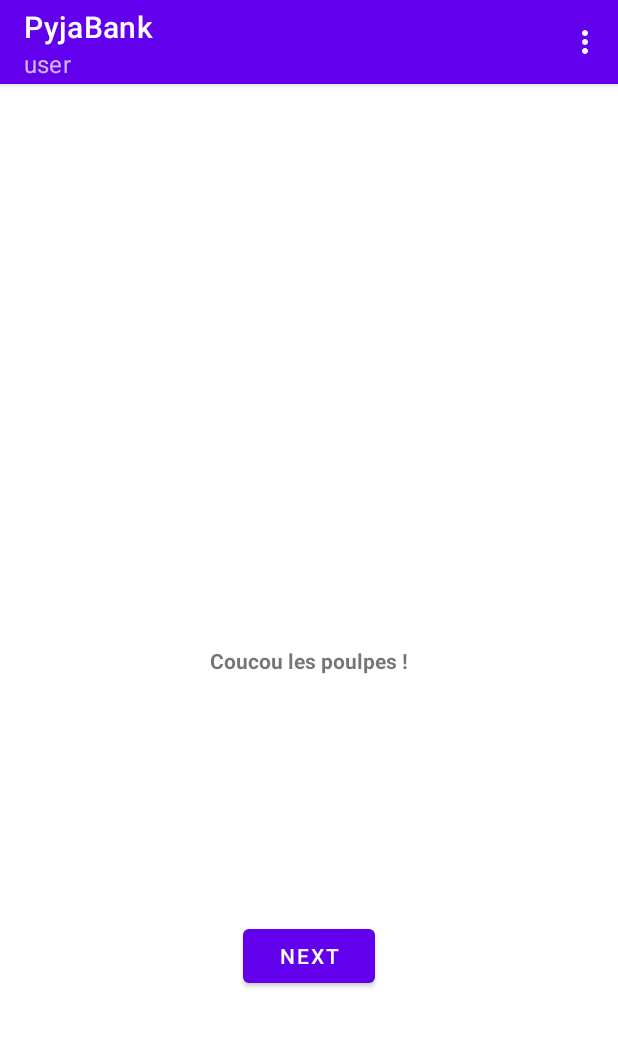
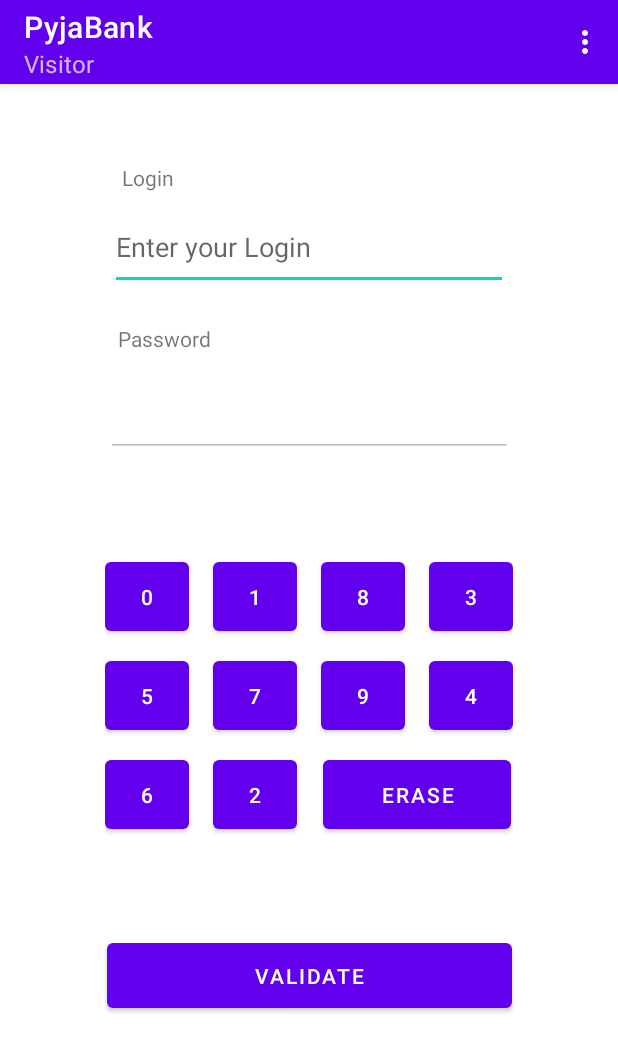
Before and after one commit to Thiebosh/M1_dev_sec, an Android app: the screen it shows after launch (AppActivity), on a phone screen of 412 x 824 dp. Shown: the top 1052 px of the screen. Run offline under Robolectric (Android 15) with nearby library versions, the phone set to English and light mode, and no system bars; our stand-ins replace Room's generated code; libraries missing offline, so code that uses them is left out: net.sqlcipher.database; 3 statements that could not run were skipped.

Commit message:
rename file and interact view

```diff
--- a/src/app/src/main/java/fr/yncrea/pyjabank/AppActivity.java
+++ b/src/app/src/main/java/fr/yncrea/pyjabank/AppActivity.java
@@ -21,7 +21,7 @@ import net.sqlcipher.database.SupportFactory;
 import java.util.Stack;
 import java.util.concurrent.Executors;
 
-import fr.yncrea.pyjabank.fragments.HomeFragment;
+import fr.yncrea.pyjabank.fragments.ConnectFragment;
 import fr.yncrea.pyjabank.interfaces.Utils;
 import fr.yncrea.pyjabank.interfaces.FragmentSwitcher;
 import fr.yncrea.pyjabank.database.BankDatabase;
@@ -101,7 +101,7 @@ public class AppActivity extends AppCompatActivity implements FragmentSwitcher,
 
         switch (item.getItemId()) {
             case disconnect:
-                loadFragment(new HomeFragment(), true);
+                loadFragment(new ConnectFragment(), true);
                 return true; //event totally handled
             case cleanDB:
                 Executors.newSingleThreadExecutor().execute(() -> {
@@ -143,7 +143,7 @@ public class AppActivity extends AppCompatActivity implements FragmentSwitcher,
                 .openHelperFactory(factory) //commenter pour passer sur db classique
                 .build();
 
-        loadFragment(new HomeFragment(), true);
+        loadFragment(new ConnectFragment(), true);
     }
 
     @Override
@@ -151,7 +151,7 @@ public class AppActivity extends AppCompatActivity implements FragmentSwitcher,
         super.onPause();
 
         //disconnectUser();
-        loadFragment(new HomeFragment(), true);
+        loadFragment(new ConnectFragment(), true);
     }
 
     @Override
--- a/src/app/src/main/java/fr/yncrea/pyjabank/fragments/HomeFragment.java
+++ b/src/app/src/main/java/fr/yncrea/pyjabank/fragments/ConnectFragment.java
@@ -6,12 +6,16 @@ import android.view.Menu;
 import android.view.View;
 import android.view.ViewGroup;
 import android.widget.Button;
+import android.widget.TextView;
 import android.widget.Toast;
 
 import androidx.annotation.NonNull;
 import androidx.appcompat.app.AppCompatActivity;
 import androidx.fragment.app.Fragment;
 
+import java.util.Arrays;
+import java.util.Collections;
+import java.util.List;
 import java.util.Objects;
 import java.util.concurrent.Executors;
 
@@ -21,7 +25,7 @@ import fr.yncrea.pyjabank.interfaces.FragmentSwitcher;
 import fr.yncrea.pyjabank.services.api.RestApi;
 import fr.yncrea.pyjabank.database.BankDatabase;
 
-public class HomeFragment extends Fragment {
+public class ConnectFragment extends Fragment {
 
     @Override
     public void onPrepareOptionsMenu(Menu menu) {
@@ -31,7 +35,7 @@ public class HomeFragment extends Fragment {
     @Override
     public View onCreateView(@NonNull LayoutInflater inflater, ViewGroup container, Bundle savedInstanceState) {
         //attribution des layouts et éléments clés
-        View view = inflater.inflate(R.layout.fragment_home, container, false);
+        View view = inflater.inflate(R.layout.fragment_connect, container, false);
         setHasOptionsMenu(true);//call onPrepareOptionsMenu
 
         //database
@@ -39,18 +43,51 @@ public class HomeFragment extends Fragment {
         BankDatabase database = ((Utils) getActivity()).getDatabase();
 
         //listage des components à manipuler (appels multiples)
-        Button next = view.findViewById(R.id.frag_home_button_login);
+        //TextView username = view.findViewById(R.id.frag_conn_text_username);
+        TextView password = view.findViewById(R.id.frag_conn_text_password);
+
+        Button digit0 = view.findViewById(R.id.frag_conn_button_digit0);
+        Button digit1 = view.findViewById(R.id.frag_conn_button_digit1);
+        Button digit2 = view.findViewById(R.id.frag_conn_button_digit2);
+        Button digit3 = view.findViewById(R.id.frag_conn_button_digit3);
+        Button digit4 = view.findViewById(R.id.frag_conn_button_digit4);
+        Button digit5 = view.findViewById(R.id.frag_conn_button_digit5);
+        Button digit6 = view.findViewById(R.id.frag_conn_button_digit6);
+        Button digit7 = view.findViewById(R.id.frag_conn_button_digit7);
+        Button digit8 = view.findViewById(R.id.frag_conn_button_digit8);
+        Button digit9 = view.findViewById(R.id.frag_conn_button_digit9);
+        Button erase = view.findViewById(R.id.frag_conn_button_erase);
+
+        Button confirm = view.findViewById(R.id.frag_conn_button_confirm);
+
+        //initialisation
+        List<Button> digits = Arrays.asList(digit0,digit1,digit2,digit3,digit4,digit5,digit6,digit7,digit8,digit9);
+        Collections.shuffle(digits);
+        for (int i = 0; i < digits.size(); ++i) digits.get(i).setText(String.valueOf(i));
 
         //réaction aux interactions
-        next.setOnClickListener(v -> {
-            next.setEnabled(false);
+        setOnClick(digit0, password);
+        setOnClick(digit1, password);
+        setOnClick(digit2, password);
+        setOnClick(digit3, password);
+        setOnClick(digit4, password);
+        setOnClick(digit5, password);
+        setOnClick(digit6, password);
+        setOnClick(digit7, password);
+        setOnClick(digit8, password);
+        setOnClick(digit9, password);
+
+        erase.setOnClickListener(v -> password.setText(password.getText().subSequence(0, password.getText().length()-1)));
+
+        confirm.setOnClickListener(v -> {
+            confirm.setEnabled(false);
             Executors.newSingleThreadExecutor().execute(() -> {
                 if (!database.userDao().isUser()) {
                     if (!((Utils) getActivity()).haveInternet()) {
                         String str = "Error : internet not active";
                         getActivity().runOnUiThread(() -> {
                             Toast.makeText(getContext(), str, Toast.LENGTH_SHORT).show();
-                            next.setEnabled(true);
+                            confirm.setEnabled(true);
                         });
                         return;
                     }
@@ -63,12 +100,12 @@ public class HomeFragment extends Fragment {
                             () -> {
                                 String str = "Non existing user";
                                 Toast.makeText(getContext(), str, Toast.LENGTH_SHORT).show();
-                                next.setEnabled(true);
+                                confirm.setEnabled(true);
                             },
                             () -> {
                                 String str = "Execution failure : please, retry";
                                 Toast.makeText(getContext(), str, Toast.LENGTH_SHORT).show();
-                                next.setEnabled(true);
+                                confirm.setEnabled(true);
                             }
                     ).retrieveStoreUser(database);// retrieveStoreUser(database, username, password)
                 }
@@ -84,7 +121,11 @@ public class HomeFragment extends Fragment {
         super.onResume();
 
         assert getActivity() != null;
-        String str = "user";
+        String str = "Visitor";
         Objects.requireNonNull(((AppCompatActivity) getActivity()).getSupportActionBar()).setSubtitle(str);
     }
+
+    private void setOnClick(final Button digit, final TextView container){
+        digit.setOnClickListener(v -> container.append(digit.getText()));
+    }
 }
--- /dev/null
+++ b/src/app/src/main/res/layout/fragment_connect.xml
@@ -0,0 +1,182 @@
+<?xml version="1.0" encoding="utf-8"?>
+<androidx.constraintlayout.widget.ConstraintLayout
+    xmlns:android="http://schemas.android.com/apk/res/android"
+    xmlns:app="http://schemas.android.com/apk/res-auto"
+    xmlns:tools="http://schemas.android.com/tools"
+    android:layout_width="match_parent"
+    android:layout_height="match_parent">
+
+    <TextView
+        android:id="@+id/textView3"
+        android:layout_width="wrap_content"
+        android:layout_height="wrap_content"
+        android:layout_marginStart="8dp"
+        android:layout_marginBottom="8dp"
+        android:text="Login"
+        app:layout_constraintBottom_toTopOf="@+id/frag_conn_text_username"
+        app:layout_constraintStart_toStartOf="@+id/frag_conn_text_username" />
+
+    <EditText
+        android:id="@+id/frag_conn_text_username"
+        android:layout_width="265dp"
+        android:layout_height="57dp"
+        android:layout_marginTop="80dp"
+        android:ems="10"
+        android:hint="Enter your Login"
+        android:inputType="textPersonName"
+        app:layout_constraintEnd_toEndOf="parent"
+        app:layout_constraintStart_toStartOf="parent"
+        app:layout_constraintTop_toTopOf="parent" />
+
+    <TextView
+        android:id="@+id/textView4"
+        android:layout_width="wrap_content"
+        android:layout_height="wrap_content"
+        android:layout_marginStart="8dp"
+        android:layout_marginBottom="8dp"
+        android:text="Password"
+        app:layout_constraintBottom_toTopOf="@+id/frag_conn_text_password"
+        app:layout_constraintStart_toStartOf="@+id/frag_conn_text_password" />
+
+    <EditText
+        android:id="@+id/frag_conn_text_password"
+        android:layout_width="271dp"
+        android:layout_height="61dp"
+        android:layout_marginTop="50dp"
+        android:ems="10"
+        android:enabled="false"
+        android:inputType="numberPassword"
+        app:layout_constraintEnd_toEndOf="parent"
+        app:layout_constraintStart_toStartOf="parent"
+        app:layout_constraintTop_toBottomOf="@+id/frag_conn_text_username" />
+
+    <androidx.constraintlayout.widget.ConstraintLayout
+        android:id="@+id/constraintLayout"
+        android:layout_width="wrap_content"
+        android:layout_height="wrap_content"
+        android:layout_marginTop="64dp"
+        app:layout_constraintEnd_toEndOf="parent"
+        app:layout_constraintStart_toStartOf="parent"
+        app:layout_constraintTop_toBottomOf="@+id/frag_conn_text_password">
+
+        <Button
+            android:id="@+id/frag_conn_button_digit0"
+            android:layout_width="56dp"
+            android:layout_height="58dp"
+            android:text="5"
+            app:layout_constraintStart_toStartOf="parent"
+            app:layout_constraintTop_toTopOf="parent" />
+
+        <Button
+            android:id="@+id/frag_conn_button_digit1"
+            android:layout_width="56dp"
+            android:layout_height="58dp"
+            android:layout_marginStart="16dp"
+            android:text="2"
+            app:layout_constraintBottom_toBottomOf="@+id/frag_conn_button_digit0"
+            app:layout_constraintStart_toEndOf="@+id/frag_conn_button_digit0"
+            app:layout_constraintTop_toTopOf="@+id/frag_conn_button_digit0" />
+
+        <Button
+            android:id="@+id/frag_conn_button_digit2"
+            android:layout_width="56dp"
+            android:layout_height="58dp"
+            android:layout_marginStart="16dp"
+            android:text="9"
+            app:layout_constraintBottom_toBottomOf="@+id/frag_conn_button_digit1"
+            app:layout_constraintStart_toEndOf="@+id/frag_conn_button_digit1"
+            app:layout_constraintTop_toTopOf="@+id/frag_conn_button_digit1" />
+
+        <Button
+            android:id="@+id/frag_conn_button_digit3"
+            android:layout_width="56dp"
+            android:layout_height="58dp"
+            android:layout_marginStart="16dp"
+            android:text="0"
+            app:layout_constraintBottom_toBottomOf="@+id/frag_conn_button_digit2"
+            app:layout_constraintStart_toEndOf="@+id/frag_conn_button_digit2"
+            app:layout_constraintTop_toTopOf="@+id/frag_conn_button_digit2" />
+
+        <Button
+            android:id="@+id/frag_conn_button_digit4"
+            android:layout_width="56dp"
+            android:layout_height="58dp"
+            android:layout_marginTop="8dp"
+            android:text="7"
+            app:layout_constraintEnd_toEndOf="@+id/frag_conn_button_digit0"
+            app:layout_constraintStart_toStartOf="@+id/frag_conn_button_digit0"
+            app:layout_constraintTop_toBottomOf="@+id/frag_conn_button_digit0" />
+
+        <Button
+            android:id="@+id/frag_conn_button_digit5"
+            android:layout_width="56dp"
+            android:layout_height="58dp"
+            android:text="1"
+            app:layout_constraintBottom_toBottomOf="@+id/frag_conn_button_digit4"
+            app:layout_constraintEnd_toEndOf="@+id/frag_conn_button_digit1"
+            app:layout_constraintStart_toStartOf="@+id/frag_conn_button_digit1"
+            app:layout_constraintTop_toTopOf="@+id/frag_conn_button_digit4" />
+
+        <Button
+            android:id="@+id/frag_conn_button_digit6"
+            android:layout_width="56dp"
+            android:layout_height="58dp"
+            android:text="4"
+            app:layout_constraintBottom_toBottomOf="@+id/frag_conn_button_digit5"
+            app:layout_constraintEnd_toEndOf="@+id/frag_conn_button_digit2"
+            app:layout_constraintStart_toStartOf="@+id/frag_conn_button_digit2"
+            app:layout_constraintTop_toTopOf="@+id/frag_conn_button_digit5" />
+
+        <Button
+            android:id="@+id/frag_conn_button_digit7"
+            android:layout_width="56dp"
+            android:layout_height="58dp"
+            android:text="8"
+            app:layout_constraintBottom_toBottomOf="@+id/frag_conn_button_digit6"
+            app:layout_constraintEnd_toEndOf="@+id/frag_conn_button_digit3"
+            app:layout_constraintStart_toStartOf="@+id/frag_conn_button_digit3"
+            app:layout_constraintTop_toTopOf="@+id/frag_conn_button_digit6" />
+
+        <Button
+            android:id="@+id/frag_conn_button_digit8"
+            android:layout_width="56dp"
+            android:layout_height="58dp"
+            android:layout_marginTop="8dp"
+            android:text="3"
+            app:layout_constraintEnd_toEndOf="@+id/frag_conn_button_digit4"
+            app:layout_constraintStart_toStartOf="@+id/frag_conn_button_digit4"
+            app:layout_constraintTop_toBottomOf="@+id/frag_conn_button_digit4" />
+
+        <Button
+            android:id="@+id/frag_conn_button_digit9"
+            android:layout_width="56dp"
+            android:layout_height="58dp"
+            android:text="6"
+            app:layout_constraintBottom_toBottomOf="@+id/frag_conn_button_digit8"
+            app:layout_constraintEnd_toEndOf="@+id/frag_conn_button_digit5"
+            app:layout_constraintStart_toStartOf="@+id/frag_conn_button_digit5"
+            app:layout_constraintTop_toTopOf="@+id/frag_conn_button_digit8" />
+
+        <Button
+            android:id="@+id/frag_conn_button_erase"
+            android:layout_width="125dp"
+            android:layout_height="58dp"
+            android:text="erase"
+            app:layout_constraintBottom_toBottomOf="@+id/frag_conn_button_digit9"
+            app:layout_constraintEnd_toEndOf="@+id/frag_conn_button_digit7"
+            app:layout_constraintStart_toStartOf="@+id/frag_conn_button_digit6"
+            app:layout_constraintTop_toTopOf="@+id/frag_conn_button_digit9" />
+
+    </androidx.constraintlayout.widget.ConstraintLayout>
+
+    <Button
+        android:id="@+id/frag_conn_button_confirm"
+        android:layout_width="270dp"
+        android:layout_height="55dp"
+        android:layout_marginTop="64dp"
+        android:text="Validate"
+        app:layout_constraintEnd_toEndOf="parent"
+        app:layout_constraintStart_toStartOf="parent"
+        app:layout_constraintTop_toBottomOf="@+id/constraintLayout" />
+
+</androidx.constraintlayout.widget.ConstraintLayout>
--- a/src/app/src/main/res/layout/fragment_home.xml
+++ /dev/null
@@ -1,33 +0,0 @@
-<?xml version="1.0" encoding="utf-8"?>
-<androidx.constraintlayout.widget.ConstraintLayout
-    xmlns:android="http://schemas.android.com/apk/res/android"
-    xmlns:app="http://schemas.android.com/apk/res-auto"
-    xmlns:tools="http://schemas.android.com/tools"
-    android:layout_width="match_parent"
-    android:layout_height="match_parent"
-    tools:context=".fragments.HomeFragment">
-
-    <TextView
-        android:id="@+id/frag_home_text_title"
-        android:layout_width="wrap_content"
-        android:layout_height="wrap_content"
-        android:gravity="center"
-        android:text="Coucou les poulpes !"
-        android:textStyle="bold"
-        app:layout_constraintBottom_toBottomOf="parent"
-        app:layout_constraintEnd_toEndOf="parent"
-        app:layout_constraintStart_toStartOf="parent"
-        app:layout_constraintTop_toTopOf="parent" />
-
-    <Button
-        android:id="@+id/frag_home_button_login"
-        android:layout_width="wrap_content"
-        android:layout_height="wrap_content"
-        android:text="next"
-        app:layout_constraintBottom_toBottomOf="parent"
-        app:layout_constraintEnd_toEndOf="parent"
-        app:layout_constraintStart_toStartOf="parent"
-        app:layout_constraintTop_toBottomOf="@+id/frag_home_text_title" />
-
-
-</androidx.constraintlayout.widget.ConstraintLayout>
```
Also changed, not shown: src/app/src/main/res/layout/bankloginpage.xml (deleted, +0 -202 lines).
